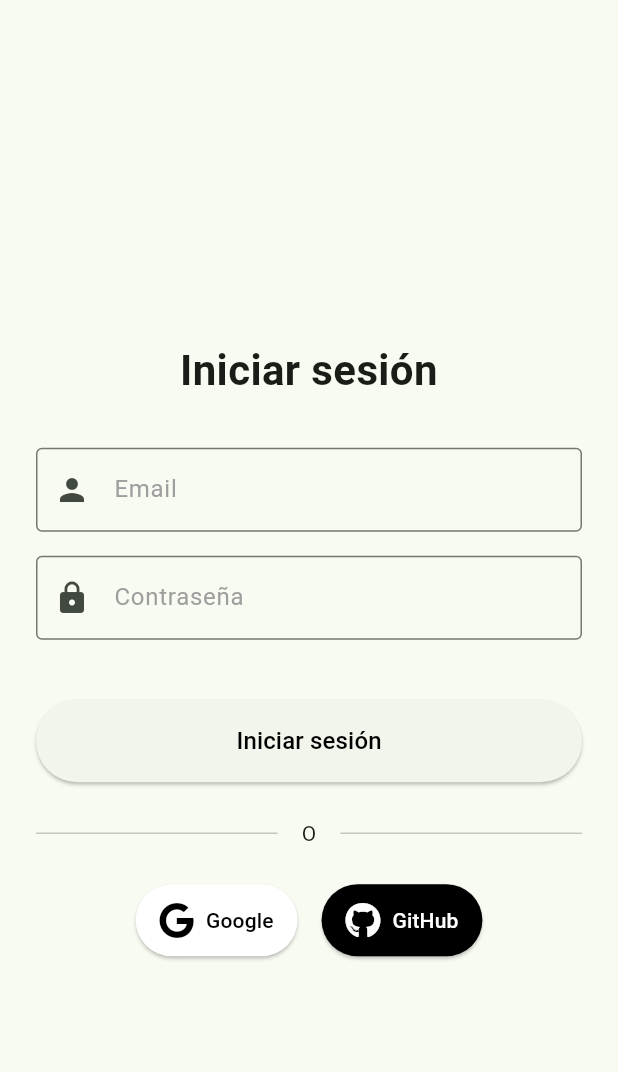
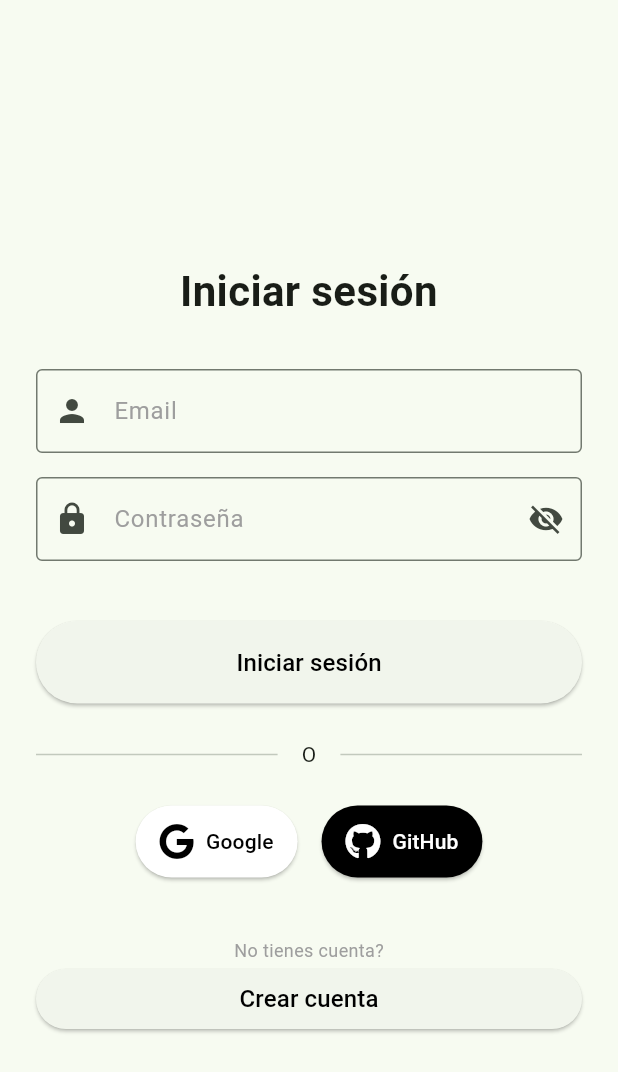
Before and after one commit to pes2425q2-t-gei-upc/Eco-move_frontend, a Flutter app: the LoginScreen screen opened directly, on a phone screen of 412 x 824 dp. Shown: the top 1072 px of the screen. Run offline on Flutter 3.47's test engine with Material 3 defaults, Android fonts, the phone set to English and light mode, and no system bars; our stand-ins replace flutter_map, flutter_masked_text2, flutter_secure_storage, font_awesome_flutter, geolocator, latlong2; accounts and stored records are empty; network calls fail.

Commit message:
feat: afegir boto registre

```diff
--- a/lib/log_in.dart
+++ b/lib/log_in.dart
@@ -24,6 +24,7 @@ class LoginScreen extends StatefulWidget {
 class _LoginScreenState extends State<LoginScreen> {
   final TextEditingController _emailController = TextEditingController();
   final TextEditingController _passwordController = TextEditingController();
+  bool _obscurePassword = true; // Add this to control password visibility
 
   final FlutterSecureStorage _secureStorage = FlutterSecureStorage();
 
@@ -145,7 +146,7 @@ class _LoginScreenState extends State<LoginScreen> {
       String label,
       TextEditingController controller,
       IconData icon,
-      {TextInputType keyboardType = TextInputType.text, int maxLines = 1}) {
+      {TextInputType keyboardType = TextInputType.text, int maxLines = 1, bool isPassword = false}) {
     return Padding(
       padding: const EdgeInsets.only(bottom: 16.0),
       child: TextField(
@@ -154,11 +155,24 @@ class _LoginScreenState extends State<LoginScreen> {
           hintText: label,
           hintStyle: const TextStyle(color: Colors.grey),
           prefixIcon: Icon(icon),
+          // Add suffix icon for password field
+          suffixIcon: isPassword
+              ? IconButton(
+            icon: Icon(
+              _obscurePassword ? Icons.visibility_off : Icons.visibility,
+            ),
+            onPressed: () {
+              setState(() {
+                _obscurePassword = !_obscurePassword;
+              });
+            },
+          )
+              : null,
           border: const OutlineInputBorder(),
         ),
         keyboardType: keyboardType,
         maxLines: maxLines,
-        obscureText: label == 'Password', // Enable password hiding
+        obscureText: isPassword && _obscurePassword, // Use the visibility state for password field
       ),
     );
   }
@@ -193,6 +207,7 @@ class _LoginScreenState extends State<LoginScreen> {
                   'Contraseña',
                   _passwordController,
                   Icons.lock,
+                  isPassword: true, // Set this field as a password field
                 ),
                 const SizedBox(height: 24),
                 ElevatedButton(
@@ -208,7 +223,8 @@ class _LoginScreenState extends State<LoginScreen> {
                     style: TextStyle(fontSize: 16),
                   ),
                 ),
-                const SizedBox(height: 24),
+                const SizedBox(height: 12),
+                const SizedBox(height: 12),
                 const Row(
                   children: [
                     Expanded(child: Divider()),
@@ -252,6 +268,20 @@ class _LoginScreenState extends State<LoginScreen> {
                     ),
                   ],
                 ),
+                const SizedBox(height: 40,),
+                Center(
+                  child: Text('No tienes cuenta?', style: TextStyle(color: Colors.grey, fontSize: 12),),
+
+                ),
+                ElevatedButton(
+                  onPressed: () {
+
+                  },
+                  child: const Text(
+                    'Crear cuenta',
+                    style: TextStyle(fontSize: 16, color: Colors.black),
+                  ),
+                ),
               ],
             ),
           ),
```
